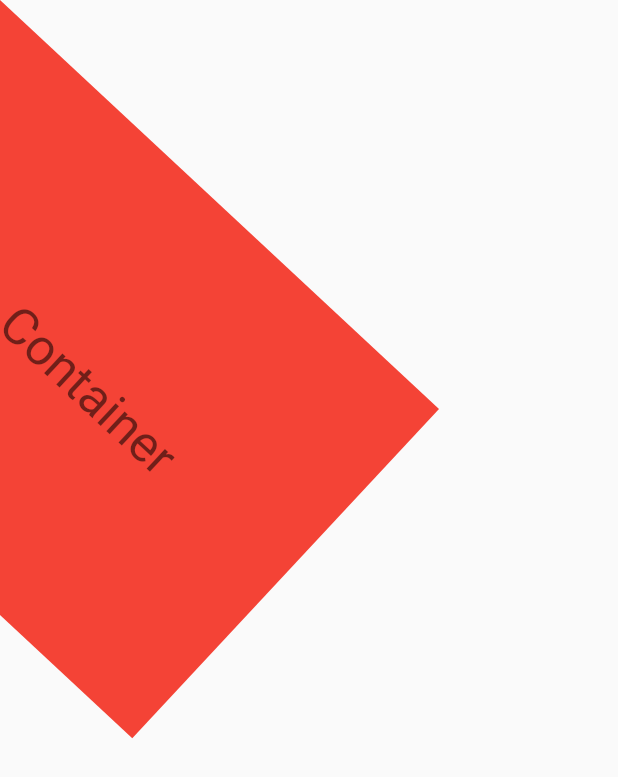
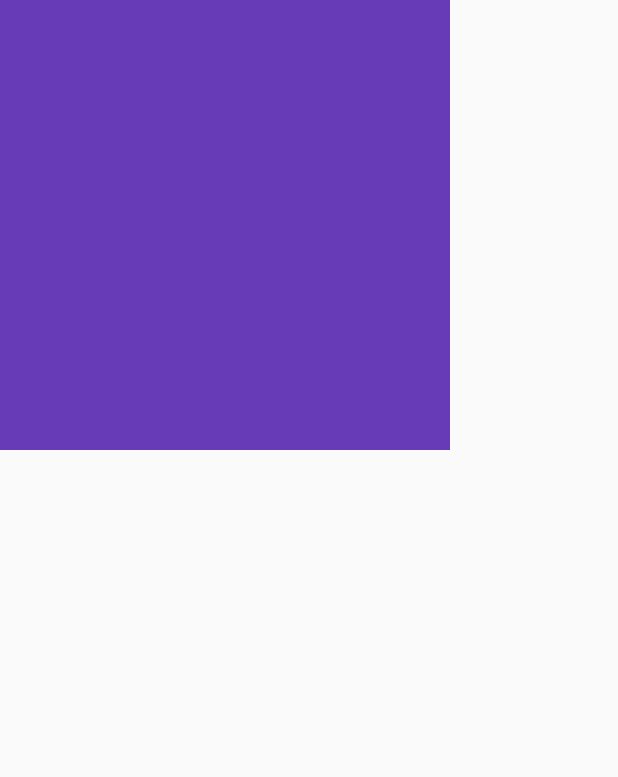
Before and after one commit to cedricbahirwe/flutter, a Flutter app: the screen it shows after launch, on a phone screen of 412 x 824 dp. Shown: the top 777 px of the screen. Run offline on Flutter 3.47's test engine with Material 2 defaults, Android fonts, the phone set to English and light mode, and no system bars.

Commit message:
Wrap Container Properties

```diff
--- a/flutter_learn/lib/main.dart
+++ b/flutter_learn/lib/main.dart
@@ -16,13 +16,16 @@ class ContainerWidget extends StatelessWidget {
             style: Theme.of(context).textTheme.headline4,
           ),
           height: 300,
-          width: 400,
+          width: 300,
           alignment: Alignment.centerLeft,
           padding: EdgeInsets.all(20),
           decoration: BoxDecoration(
             color: Colors.red,
           ),
-          transform: Matrix4.rotationZ(0.75),
+          foregroundDecoration: BoxDecoration(
+            color: Colors.deepPurple
+          ),
+
         ),
       ),
       debugShowCheckedModeBanner: false,
@@ -34,7 +37,7 @@ class FirstWidget extends StatelessWidget {
   @override
   Widget build(BuildContext context) {
     return MaterialApp(
-      title: "Cedric State less widget",
+      title: "Cédric State less widget",
       home: Scaffold(
         body: Container(
           color: Colors.red,
@@ -56,6 +59,7 @@ class SecondWidget extends StatefulWidget {
 
 class _SecondWidgetState extends State<SecondWidget> {
   int count = 0;
+
   @override
   void initState() {
     // TODO: implement initState
```
